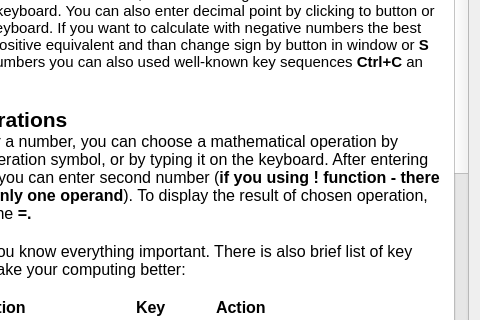
Qt form src/gui/helpwindow.ui (vojone/dumdumCalc) before a commit; both pictures show x 120 to 600 and y 216 to 536 of the 600 by 770 pixel window.
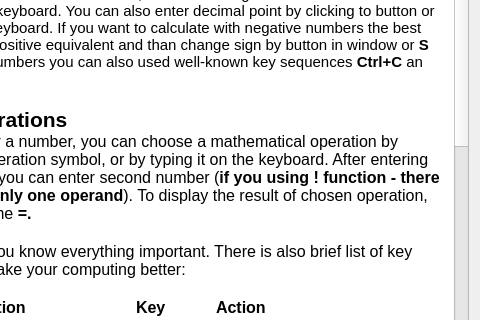
The same form after that commit.

Commit message: Added more urls to helpwindow

```diff
--- a/src/gui/helpwindow.ui
+++ b/src/gui/helpwindow.ui
@@ -82,7 +82,7 @@
 &lt;p style=&quot; margin-top:0px; margin-bottom:0px; margin-left:0px; margin-right:0px; -qt-block-indent:0; text-indent:0px;&quot;&gt;&lt;span style=&quot; font-size:12pt;&quot;&gt;There are also special situations that you can meet during the computation:&lt;/span&gt;&lt;/p&gt;
 &lt;p style=&quot;-qt-paragraph-type:empty; margin-top:0px; margin-bottom:0px; margin-left:0px; margin-right:0px; -qt-block-indent:0; text-indent:0px; font-size:12pt;&quot;&gt;&lt;br /&gt;&lt;/p&gt;
 &lt;p style=&quot; margin-top:0px; margin-bottom:0px; margin-left:0px; margin-right:0px; -qt-block-indent:0; text-indent:0px;&quot;&gt;&lt;span style=&quot; font-size:14pt;&quot;&gt;Exponential form (e)&lt;/span&gt;&lt;/p&gt;
-&lt;p style=&quot; margin-top:0px; margin-bottom:0px; margin-left:0px; margin-right:0px; -qt-block-indent:0; text-indent:0px;&quot;&gt;&lt;span style=&quot; font-size:12pt;&quot;&gt;If there is only one &amp;quot;e&amp;quot;, you are showed probably exponential form of number. Its not bug, its just a scientific notation. If you are confused from it, you can look &lt;/span&gt;here&lt;span style=&quot; font-size:12pt;&quot;&gt; for more information.&lt;/span&gt;&lt;/p&gt;
+&lt;p style=&quot; margin-top:0px; margin-bottom:0px; margin-left:0px; margin-right:0px; -qt-block-indent:0; text-indent:0px;&quot;&gt;&lt;span style=&quot; font-size:12pt;&quot;&gt;If there is only one &amp;quot;e&amp;quot;, you are showed probably exponential form of number. Its not bug, its just a scientific notation. If you are confused from it, you can look &lt;/span&gt;&lt;a href=&quot;https://en.wikipedia.org/wiki/Scientific_notation&quot;&gt;&lt;span style=&quot; text-decoration: underline; color:#0000ff;&quot;&gt;here&lt;/span&gt;&lt;/a&gt;&lt;span style=&quot; font-size:12pt;&quot;&gt; for more information.&lt;/span&gt;&lt;/p&gt;
 &lt;p style=&quot;-qt-paragraph-type:empty; margin-top:0px; margin-bottom:0px; margin-left:0px; margin-right:0px; -qt-block-indent:0; text-indent:0px; font-size:12pt;&quot;&gt;&lt;br /&gt;&lt;/p&gt;
 &lt;p style=&quot; margin-top:0px; margin-bottom:0px; margin-left:0px; margin-right:0px; -qt-block-indent:0; text-indent:0px;&quot;&gt;&lt;span style=&quot; font-size:14pt; color:#ef2929;&quot;&gt;Errors&lt;/span&gt;&lt;/p&gt;
 &lt;p style=&quot; margin-top:0px; margin-bottom:0px; margin-left:0px; margin-right:0px; -qt-block-indent:0; text-indent:0px;&quot;&gt;&lt;span style=&quot; font-size:12pt; color:#000000;&quot;&gt;We are sorry but if the letters are red, errors occured. There are some reasons of most common errors:&lt;/span&gt;&lt;/p&gt;
@@ -98,7 +98,13 @@
 &lt;p style=&quot; margin-top:0px; margin-bottom:0px; margin-left:0px; margin-right:0px; -qt-block-indent:0; text-indent:0px;&quot;&gt;&lt;span style=&quot; font-size:14pt; color:#0d00ff;&quot;&gt;Infinity&lt;/span&gt;&lt;/p&gt;
 &lt;p style=&quot; margin-top:0px; margin-bottom:0px; margin-left:0px; margin-right:0px; -qt-block-indent:0; text-indent:0px;&quot;&gt;&lt;span style=&quot; font-size:12pt; color:#000000;&quot;&gt;We are sorry, your numbers are too high (or low) too show them. But we can tell you if it is positive or negative high number! If you see this, just write new numbers...&lt;/span&gt;&lt;/p&gt;
 &lt;p style=&quot;-qt-paragraph-type:empty; margin-top:0px; margin-bottom:0px; margin-left:0px; margin-right:0px; -qt-block-indent:0; text-indent:0px; font-size:12pt; color:#000000;&quot;&gt;&lt;br /&gt;&lt;/p&gt;
-&lt;p style=&quot;-qt-paragraph-type:empty; margin-top:0px; margin-bottom:0px; margin-left:0px; margin-right:0px; -qt-block-indent:0; text-indent:0px; font-size:12pt; color:#000000;&quot;&gt;&lt;br /&gt;&lt;/p&gt;&lt;/body&gt;&lt;/html&gt;</string>
+&lt;p style=&quot;-qt-paragraph-type:empty; margin-top:0px; margin-bottom:0px; margin-left:0px; margin-right:0px; -qt-block-indent:0; text-indent:0px; font-size:12pt; color:#000000;&quot;&gt;&lt;br /&gt;&lt;/p&gt;
+&lt;p style=&quot; margin-top:0px; margin-bottom:0px; margin-left:0px; margin-right:0px; -qt-block-indent:0; text-indent:0px;&quot;&gt;&lt;span style=&quot; font-size:16pt; font-weight:600; color:#000000;&quot;&gt;Other problems?&lt;/span&gt;&lt;/p&gt;
+&lt;p style=&quot; margin-top:0px; margin-bottom:0px; margin-left:0px; margin-right:0px; -qt-block-indent:0; text-indent:0px;&quot;&gt;&lt;span style=&quot; font-size:12pt; color:#000000;&quot;&gt;If you cannot find help even in whole &lt;/span&gt;&lt;a href=&quot;/usr/share/doc/calculator_man.pdf&quot;&gt;&lt;span style=&quot; text-decoration: underline; color:#0000ff;&quot;&gt;user manual&lt;/span&gt;&lt;/a&gt;&lt;span style=&quot; font-size:12pt; color:#000000;&quot;&gt;,&lt;/span&gt;&lt;/p&gt;
+&lt;p style=&quot; margin-top:0px; margin-bottom:0px; margin-left:0px; margin-right:0px; -qt-block-indent:0; text-indent:0px;&quot;&gt;&lt;span style=&quot; font-size:12pt; color:#000000;&quot;&gt;you cant contact us by email (if you have email client installed, just click):&lt;/span&gt;&lt;/p&gt;
+&lt;p style=&quot;-qt-paragraph-type:empty; margin-top:0px; margin-bottom:0px; margin-left:0px; margin-right:0px; -qt-block-indent:0; text-indent:0px; font-size:12pt; color:#000000;&quot;&gt;&lt;br /&gt;&lt;/p&gt;
+&lt;p align=&quot;center&quot; style=&quot; margin-top:0px; margin-bottom:0px; margin-left:0px; margin-right:0px; -qt-block-indent:0; text-indent:0px;&quot;&gt;&lt;a href=&quot;mailto:dumdumteam2021@gmail.com?subject=dumdumCalc%20-%20&quot;&gt;&lt;span style=&quot; text-decoration: underline; color:#0000ff;&quot;&gt;dumdumteam2021@gmail.com&lt;/span&gt;&lt;/a&gt;&lt;/p&gt;
+&lt;p align=&quot;center&quot; style=&quot;-qt-paragraph-type:empty; margin-top:0px; margin-bottom:0px; margin-left:0px; margin-right:0px; -qt-block-indent:0; text-indent:0px; text-decoration: underline; color:#0000ff;&quot;&gt;&lt;br /&gt;&lt;/p&gt;&lt;/body&gt;&lt;/html&gt;</string>
          </property>
         </widget>
        </item>
```
The commit also changes 1 other file.
